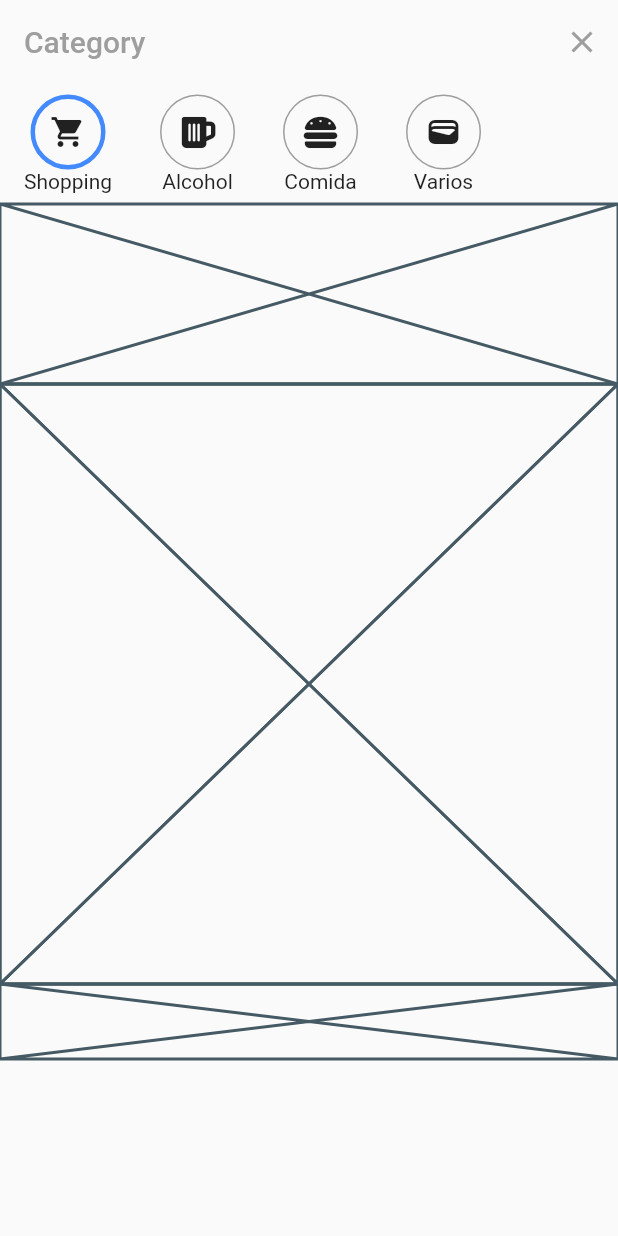
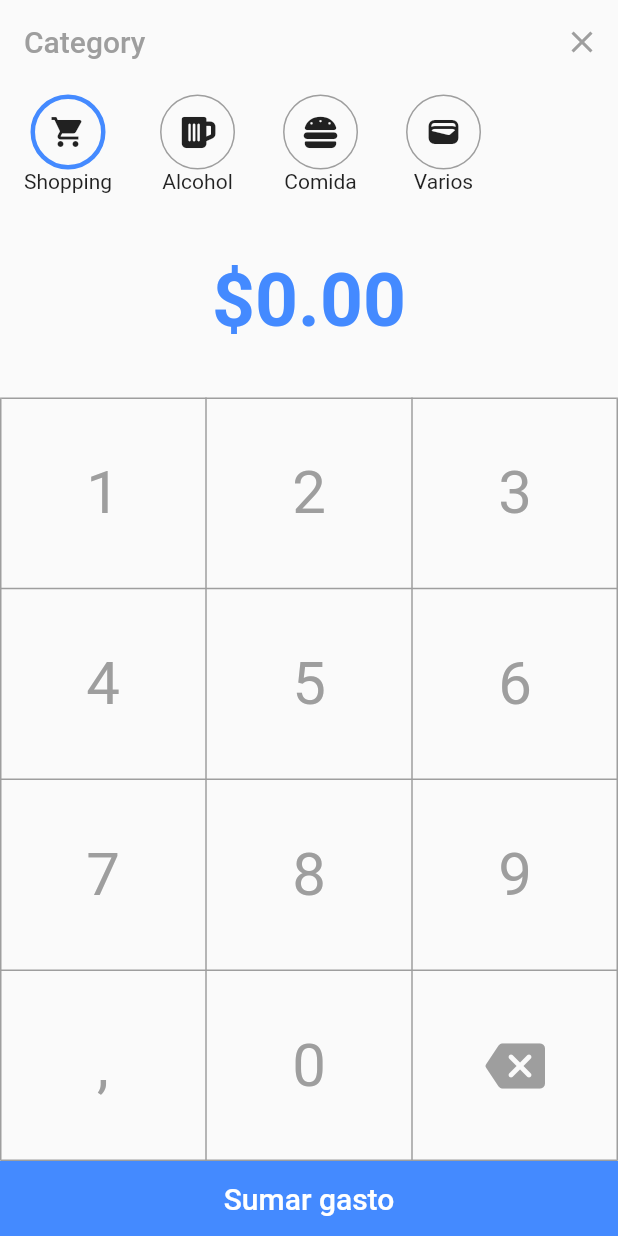
Before and after one commit to gonzaSala/controlDeGastos-App, a Flutter app: the AddPage screen opened by its route, on a phone screen of 412 x 824 dp. Run offline on Flutter 3.47's test engine with Material 2 defaults, Android fonts, the phone set to English and light mode, and no system bars; our stand-ins replace charts_flutter, cloud_firestore, firebase_core, font_awesome_flutter; accounts and stored records are empty.

Commit message:
agregamos animacion de boton y arreglamos los values en el add

```diff
--- a/lib/category_selector_widget.dart
+++ b/lib/category_selector_widget.dart
@@ -2,7 +2,10 @@ import 'package:flutter/material.dart';
 
 class CategorySelectorWidget extends StatefulWidget {
   final Map<String, IconData> categories;
-  const CategorySelectorWidget({super.key, required this.categories});
+  final Function(String) onValueChanged;
+
+  const CategorySelectorWidget(
+      {super.key, required this.categories, required this.onValueChanged});
 
   @override
   State<CategorySelectorWidget> createState() => _CategorySelectorWidgetState();
@@ -55,6 +58,7 @@ class _CategorySelectorWidgetState extends State<CategorySelectorWidget> {
           setState(() {
             currentItem = name;
           });
+          widget.onValueChanged(name);
         },
         child: CategoryWidget(
           name: name,
--- a/lib/main.dart
+++ b/lib/main.dart
@@ -20,7 +20,7 @@ class MyApp extends StatelessWidget {
     return MaterialApp(
       title: 'Material App',
       theme: ThemeData(
-        primarySwatch: Colors.orange,
+        primarySwatch: Colors.blue,
       ),
       routes: {
         '/': (BuildContext context) => HomePage(),
--- a/lib/screens/addPage.dart
+++ b/lib/screens/addPage.dart
@@ -1,3 +1,4 @@
+import 'package:cloud_firestore/cloud_firestore.dart';
 import 'package:control_gastos/category_selector_widget.dart';
 import 'package:flutter/foundation.dart';
 import 'package:flutter/material.dart';
@@ -11,6 +12,9 @@ class AddPage extends StatefulWidget {
 }
 
 class _AddPageState extends State<AddPage> {
+  late String category;
+  int value = 0;
+
   @override
   Widget build(BuildContext context) {
     return Scaffold(
@@ -61,17 +65,136 @@ class _AddPageState extends State<AddPage> {
           'Comida': FontAwesomeIcons.burger,
           'Varios': Icons.wallet,
         },
+        onValueChanged: (newCategory) => category = newCategory,
       ),
     );
   }
 
-  Widget _currentValue() => Placeholder(
-        fallbackHeight: 120,
+  Widget _currentValue() {
+    var realValue = value / 100.00;
+    return Padding(
+      padding: const EdgeInsets.symmetric(vertical: 35.0),
+      child: Text(
+        '\$${realValue.toStringAsFixed(2)}',
+        style: TextStyle(
+            color: Colors.blueAccent,
+            fontSize: 50,
+            fontWeight: FontWeight.bold),
+      ),
+    );
+  }
+
+  Widget _num(String text, double height) {
+    return GestureDetector(
+      behavior: HitTestBehavior.opaque,
+      onTap: () {
+        setState(() {
+          if (text == ',') {
+            value = value * 100;
+          } else {
+            value = value * 10 + int.parse(text);
+          }
+        });
+      },
+      child: Container(
+        height: height,
+        child: Center(
+          child: Text(
+            text,
+            style: TextStyle(
+              fontSize: 40.0,
+              color: Colors.grey,
+            ),
+          ),
+        ),
+      ),
+    );
+  }
+
+  Widget _numpad() {
+    return Expanded(child: LayoutBuilder(
+        builder: (BuildContext context, BoxConstraints constraints) {
+      var height = constraints.biggest.height / 4;
+      return Table(
+          border: TableBorder.all(
+            color: Colors.grey,
+            width: 1,
+          ),
+          children: [
+            TableRow(children: [
+              _num('1', height),
+              _num('2', height),
+              _num('3', height),
+            ]),
+            TableRow(children: [
+              _num('4', height),
+              _num('5', height),
+              _num('6', height),
+            ]),
+            TableRow(children: [
+              _num('7', height),
+              _num('8', height),
+              _num('9', height),
+            ]),
+            TableRow(children: [
+              _num(',', height),
+              _num('0', height),
+              GestureDetector(
+                onTap: () {
+                  setState(() {
+                    value = value ~/ 10;
+                  });
+                },
+                child: Container(
+                  height: height,
+                  child: Center(
+                    child: Icon(
+                      Icons.backspace_rounded,
+                      color: Colors.grey,
+                      size: 40.0,
+                    ),
+                  ),
+                ),
+              ),
+            ]),
+          ]);
+    }));
+  }
+
+  Widget _submit() {
+    return Builder(builder: (BuildContext context) {
+      return Hero(
+        tag: 'add_button',
+        child: Container(
+          height: 50,
+          width: double.infinity,
+          decoration: BoxDecoration(
+            color: Colors.blueAccent,
+          ),
+          child: MaterialButton(
+              child: Text(
+                'Sumar gasto',
+                style: TextStyle(
+                  color: Colors.white,
+                  fontSize: 20,
+                ),
+              ),
+              onPressed: () {
+                if (value > 0 && category != '') {
+                  FirebaseFirestore.instance.collection('expenses').add({
+                    'category': category,
+                    'value': value,
+                    'month': DateTime.now().month,
+                    'day': DateTime.now().day,
+                  });
+                  Navigator.of(context).pop();
+                } else {
+                  ScaffoldMessenger.of(context).showSnackBar(SnackBar(
+                      content: Text('Selecciona un valor y una categoría')));
+                }
+              }),
+        ),
       );
-  Widget _numpad() => Placeholder(
-        child: Placeholder(),
-      );
-  Widget _submit() => Placeholder(
-        fallbackHeight: 50,
-      );
+    });
+  }
 }
--- a/lib/screens/homePage.dart
+++ b/lib/screens/homePage.dart
@@ -54,10 +54,12 @@ class _HomePageState extends State<HomePage> {
             ),
             _bottomAction(FontAwesomeIcons.wallet),
             _bottomAction(Icons.settings),
-            ]),
+          ],
+        ),
       ),
       floatingActionButtonLocation: FloatingActionButtonLocation.centerDocked,
       floatingActionButton: FloatingActionButton(
+        heroTag: 'add_button',
         child: Icon(Icons.add),
         onPressed: () {
           Navigator.of(context).pushNamed('/add');
```
Lines whose indentation alone changed are shown as unchanged.
